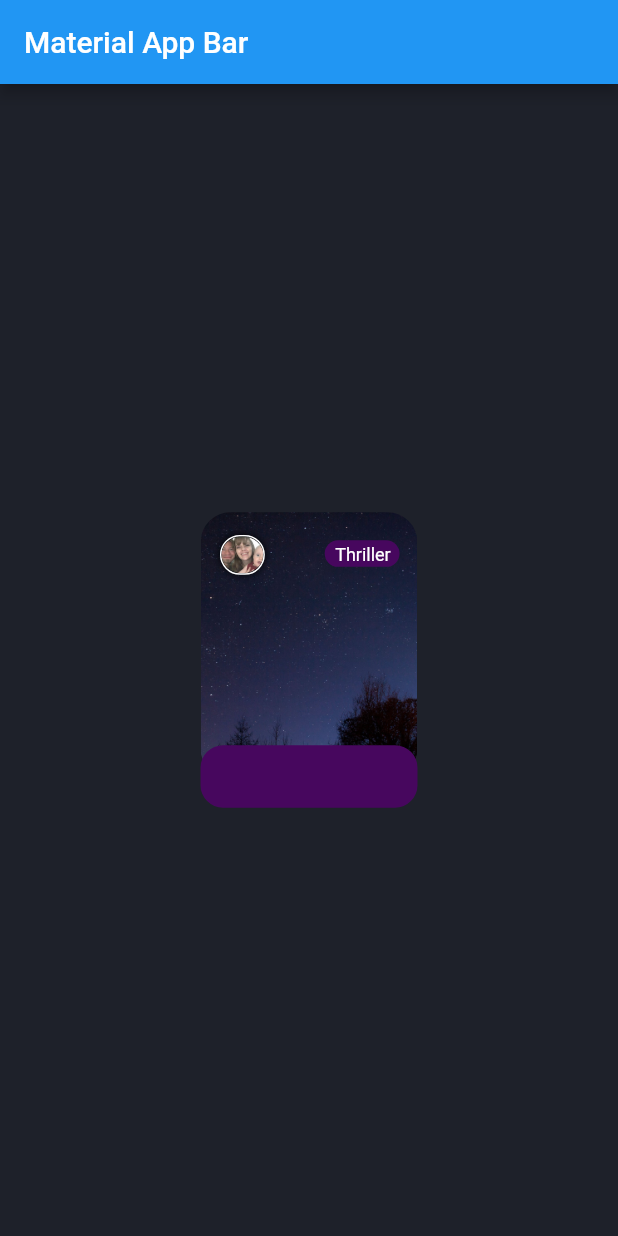
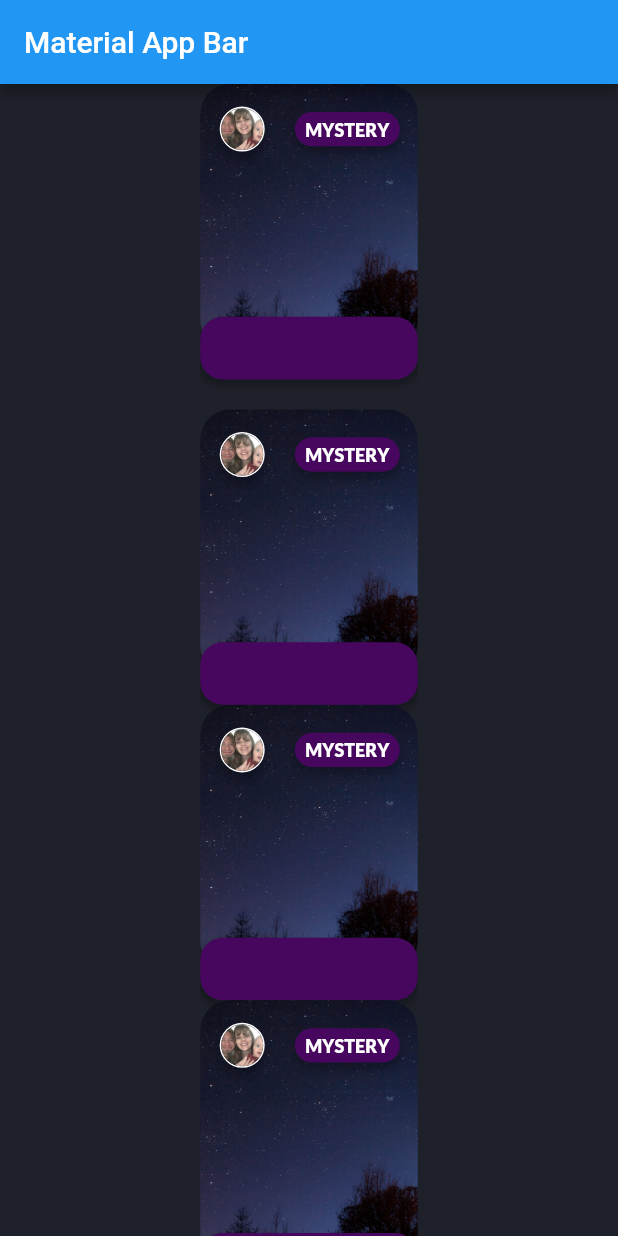
Before and after one commit to mypherhistamine/Storeo-App-Pro, a Flutter app: the screen it shows after launch, on a phone screen of 412 x 824 dp. Run offline on Flutter 3.47's test engine with Material 2 defaults, Android fonts, the phone set to English and light mode, and no system bars.

Commit message:
STACK SE PROBLEM A RAHI HAI

```diff
--- a/client/stereo/lib/main.dart
+++ b/client/stereo/lib/main.dart
@@ -1,4 +1,5 @@
 import 'package:flutter/material.dart';
+import 'package:stereo/screens/market.dart';
 import 'package:stereo/themes/THEMECONSTANTS.dart';
 import 'package:stereo/widgets/sexyCard.dart';
 
@@ -16,7 +17,7 @@ class MyApp extends StatelessWidget {
         ),
         body: Center(
           child: Container(
-            child: SexyCard(),
+            child: ExplorePage(),
           ),
         ),
       ),
--- /dev/null
+++ b/client/stereo/lib/screens/market.dart
@@ -0,0 +1,25 @@
+import 'package:flutter/material.dart';
+import 'package:stereo/widgets/sexyCard.dart';
+
+class ExplorePage extends StatelessWidget {
+  const ExplorePage({Key key}) : super(key: key);
+
+  @override
+  Widget build(BuildContext context) {
+    return Container(
+      width: 145,
+      child: ListView(
+        children: [
+          SexyCard(),
+          SizedBox(
+            height: 20,
+          ),
+          SexyCard(),
+          SexyCard(),
+          SexyCard(),
+          SexyCard(),
+        ],
+      ),
+    );
+  }
+}
--- a/client/stereo/lib/themes/THEMECONSTANTS.dart
+++ b/client/stereo/lib/themes/THEMECONSTANTS.dart
@@ -6,4 +6,5 @@ class APPCOLORS {
   static Color bookMarkRed = Color(0xffD23F3F);
   static Color heartRed = Color(0xffD84242);
   static Color white = Colors.white;
+  static Color shadowColor = Color.fromRGBO(0, 0, 0, 0.25);
 }
--- a/client/stereo/lib/widgets/sexyCard.dart
+++ b/client/stereo/lib/widgets/sexyCard.dart
@@ -28,11 +28,12 @@ class SexyCard extends StatelessWidget {
               borderRadius: BorderRadius.circular(20),
             ),
             child: ClipRRect(
-                borderRadius: BorderRadius.circular(20),
-                child: Image.asset(
-                  "assets/images/night_sky.jpg",
-                  fit: BoxFit.cover,
-                )),
+              borderRadius: BorderRadius.circular(20),
+              child: Image.asset(
+                "assets/images/night_sky.jpg",
+                fit: BoxFit.cover,
+              ),
+            ),
           ),
           Container(
             margin:
@@ -43,13 +44,17 @@ class SexyCard extends StatelessWidget {
                 width: 1,
               ),
               boxShadow: [
-                BoxShadow(blurRadius: 4),
+                BoxShadow(
+                    blurRadius: 4,
+                    offset: Offset(0, 6),
+                    color: APPCOLORS.shadowColor),
               ],
               borderRadius: BorderRadius.circular(50),
             ),
-            height: heightRatio * 30,
-            width: widthRatio * 30,
+            height: 30,
+            width: 30,
             child: ClipOval(
+              clipper: MyClipper(),
               child: Image.asset(
                 "assets/images/profile.jpeg",
                 fit: BoxFit.cover,
@@ -62,6 +67,13 @@ class SexyCard extends StatelessWidget {
               width: widthRatio * 150,
               height: heightRatio * 47,
               decoration: BoxDecoration(
+                  boxShadow: [
+                    BoxShadow(
+                        offset: Offset(0, 3),
+                        color: APPCOLORS.shadowColor,
+                        blurRadius: 3,
+                        spreadRadius: 1)
+                  ],
                   borderRadius: BorderRadius.circular(15),
                   color: APPCOLORS.sexyPurple),
             ),
@@ -69,26 +81,48 @@ class SexyCard extends StatelessWidget {
           Align(
             alignment: Alignment.topRight,
             child: Container(
-              padding:
-                  EdgeInsets.only(left: 7 * widthRatio, top: heightRatio * 3),
+              padding: EdgeInsets.symmetric(
+                  horizontal: 7 * widthRatio, vertical: 5 * heightRatio),
               margin: EdgeInsets.only(
                   top: 21 * heightRatio, right: 12 * widthRatio),
-              width: widthRatio * 50,
-              height: heightRatio * 20,
               decoration: BoxDecoration(
-                  // border: Border.all(color: Colors.white),
+                  boxShadow: [
+                    BoxShadow(
+                      color: APPCOLORS.shadowColor,
+                      offset: Offset(0, 6 * heightRatio),
+                      blurRadius: 4,
+                    )
+                  ],
                   borderRadius: BorderRadius.circular(158 * heightRatio),
                   color: APPCOLORS.sexyPurple),
               child: Text(
-                'Thriller',
-                style: TextStyle(color: APPCOLORS.white, fontSize: 12),
+                'MYSTERY',
+                style: TextStyle(
+                    color: APPCOLORS.white,
+                    fontSize: 12,
+                    fontFamily: 'Lato',
+                    fontWeight: FontWeight.bold),
                 softWrap: true,
                 overflow: TextOverflow.fade,
               ),
             ),
-          )
+          ),
         ],
       ),
     );
   }
 }
+
+class MyClipper extends CustomClipper<Rect> {
+  @override
+  Rect getClip(Size size) {
+    return Rect.fromCircle(
+        center: Offset(size.width / 2, size.height / 2),
+        radius: size.width / 2);
+  }
+
+  @override
+  bool shouldReclip(covariant CustomClipper<Rect> oldClipper) {
+    return true;
+  }
+}
--- a/client/stereo/pubspec.yaml
+++ b/client/stereo/pubspec.yaml
@@ -51,6 +51,7 @@ flutter:
     - assets/images/night_sky.jpg
     - assets/images/cartoon_forest.jpg
     - assets/images/profile.jpeg
+    - assets/images/heart.svg
 
 
 
```
Also changed, not shown: client/stereo/assets/images/heart.svg (added).
